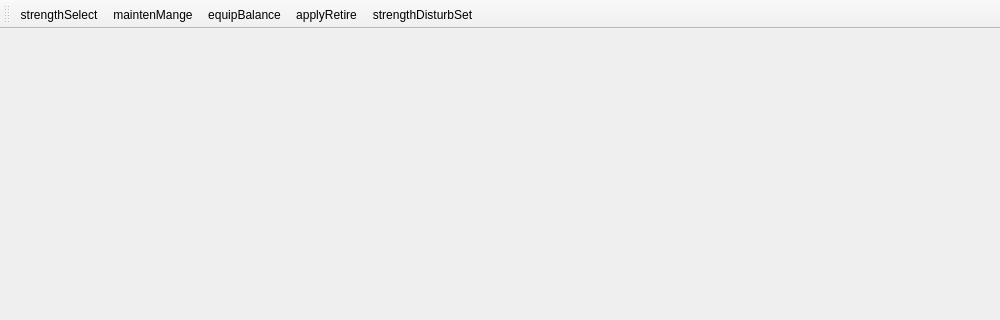
The window that widgets/StrengthDisturb.ui (Belos10/Equip) describes before a commit, drawn with Qt 5; both pictures show x 0 to 1000 and y 0 to 320 of the 1000 by 700 pixel window.
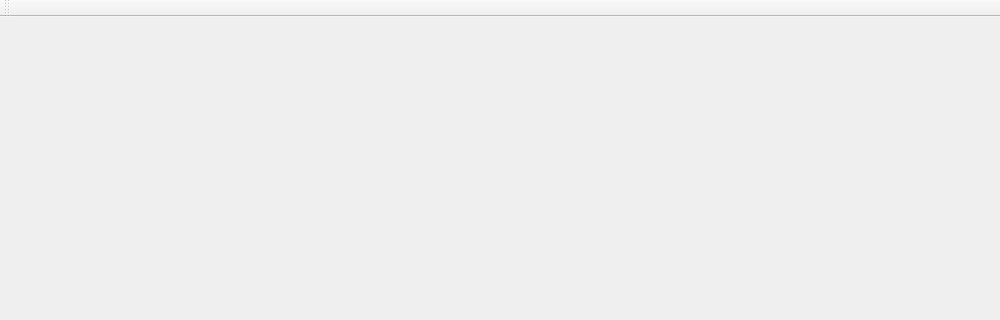
The same window after the commit. Icons and pictures are not drawn.

Patch:
```diff
--- a/widgets/StrengthDisturb.ui
+++ b/widgets/StrengthDisturb.ui
@@ -55,57 +55,7 @@
    <attribute name="toolBarBreak">
     <bool>false</bool>
    </attribute>
-   <addaction name="actionstrengthSelect"/>
-   <addaction name="actionmaintenMange"/>
-   <addaction name="actionequipBalance"/>
-   <addaction name="actionapplyRetire"/>
-   <addaction name="actionstrengthDisturbSet"/>
   </widget>
-  <action name="actionstrengthSelect">
-   <property name="icon">
-    <iconset resource="../icons/resource.qrc">
-     <normaloff>:/pic/select.png</normaloff>:/pic/select.png</iconset>
-   </property>
-   <property name="text">
-    <string>strengthSelect</string>
-   </property>
-  </action>
-  <action name="actionmaintenMange">
-   <property name="icon">
-    <iconset resource="../icons/resource.qrc">
-     <normaloff>:/pic/wave.png</normaloff>:/pic/wave.png</iconset>
-   </property>
-   <property name="text">
-    <string>maintenMange</string>
-   </property>
-  </action>
-  <action name="actionequipBalance">
-   <property name="icon">
-    <iconset resource="../icons/resource.qrc">
-     <normaloff>:/pic/equip.png</normaloff>:/pic/equip.png</iconset>
-   </property>
-   <property name="text">
-    <string>equipBalance</string>
-   </property>
-  </action>
-  <action name="actionapplyRetire">
-   <property name="icon">
-    <iconset resource="../icons/resource.qrc">
-     <normaloff>:/pic/retire.png</normaloff>:/pic/retire.png</iconset>
-   </property>
-   <property name="text">
-    <string>applyRetire</string>
-   </property>
-  </action>
-  <action name="actionstrengthDisturbSet">
-   <property name="icon">
-    <iconset resource="../icons/resource.qrc">
-     <normaloff>:/pic/set.png</normaloff>:/pic/set.png</iconset>
-   </property>
-   <property name="text">
-    <string>strengthDisturbSet</string>
-   </property>
-  </action>
  </widget>
  <resources>
   <include location="../icons/resource.qrc"/>
```
